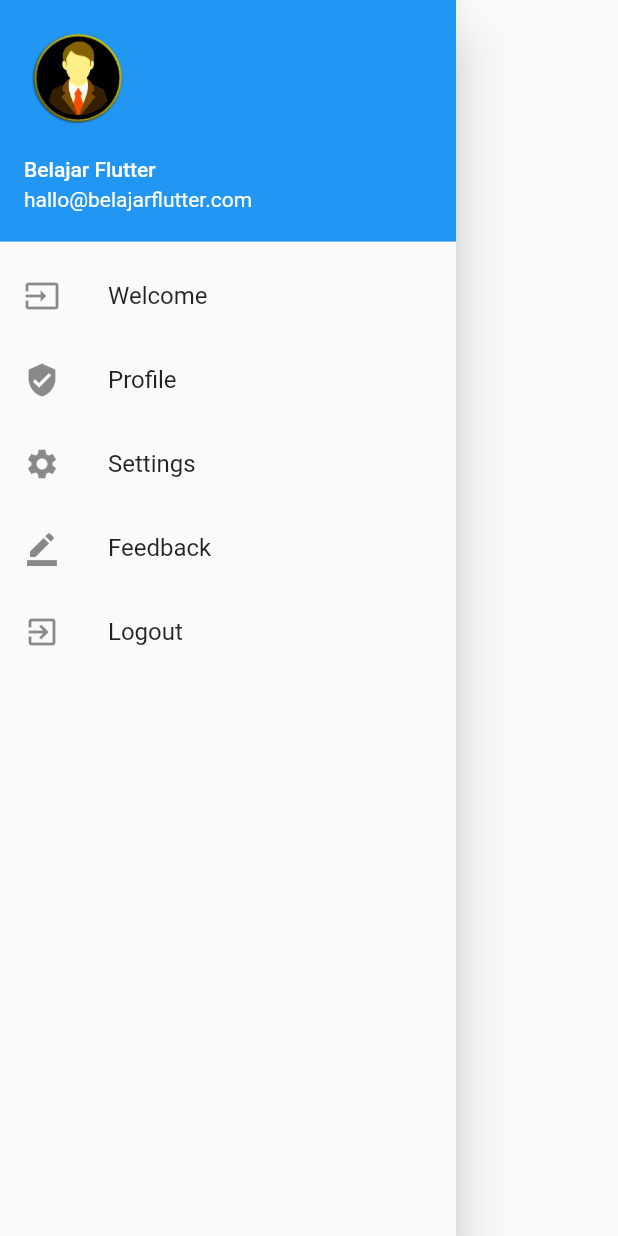
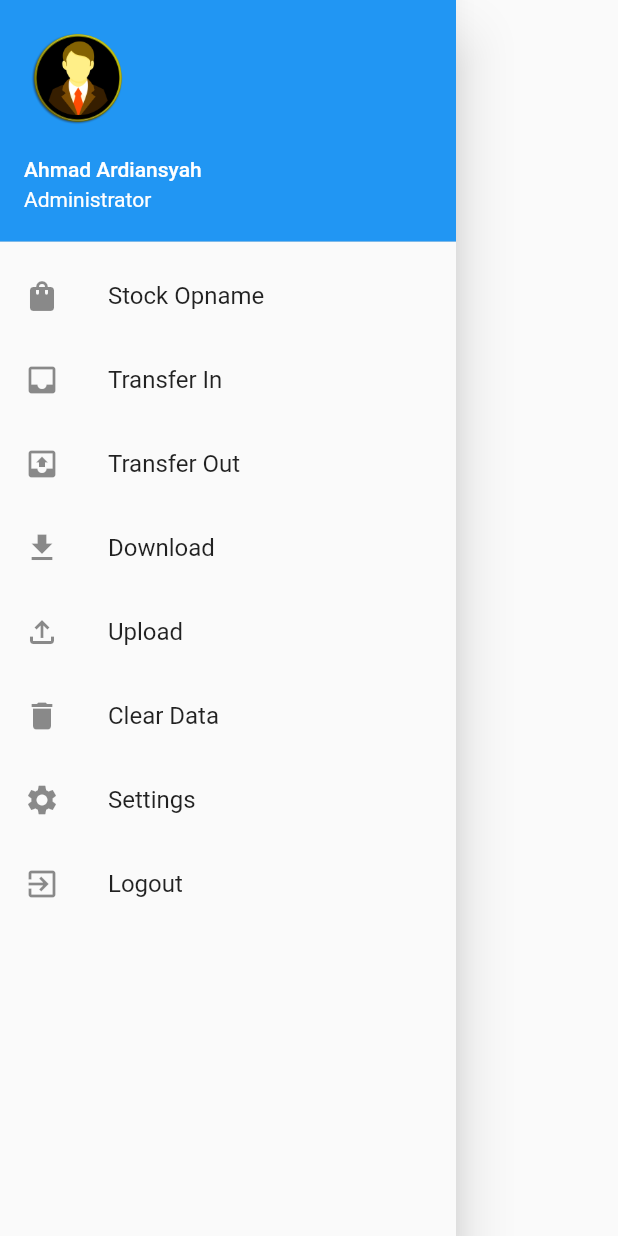
Before and after one commit to ardipc/myassets, a Flutter app: the NavDrawerWidget widget shown alone on an empty page, opened directly, on a phone screen of 412 x 824 dp. Run offline on Flutter 3.47's test engine with Material 2 defaults, Android fonts, the phone set to English and light mode, and no system bars; our stand-ins replace get; missing offline and left inert: barcode_scan.

Commit message:
drawer done

```diff
--- a/lib/screens/Login.screen.dart
+++ b/lib/screens/Login.screen.dart
@@ -47,7 +47,7 @@ class _LoginScreenState extends State<LoginScreen> {
                   ),
                   onPressed: () {
                     Get.off(
-                      MyHomePage(title: "Setelah Login"),
+                      MyHomePage(title: "Asset Control"),
                     );
                   },
                   child: Text(
--- a/lib/widgets/NavDrawer.widget.dart
+++ b/lib/widgets/NavDrawer.widget.dart
@@ -7,33 +7,48 @@ class NavDrawerWidget extends StatelessWidget {
       child: ListView(
         padding: EdgeInsets.zero,
         children: <Widget>[
-          UserAccountsDrawerHeader(
+          const UserAccountsDrawerHeader(
             currentAccountPicture: ClipOval(
               child: Image(
                   image: AssetImage('assets/images/orang.png'),
                   fit: BoxFit.cover),
             ),
-            accountName: Text('Belajar Flutter'),
-            accountEmail: Text('hallo@belajarflutter.com'),
+            accountName: Text('Ahmad Ardiansyah'),
+            accountEmail: Text('Administrator'),
           ),
           ListTile(
-            leading: Icon(Icons.input),
-            title: Text('Welcome'),
+            leading: Icon(Icons.shopping_bag),
+            title: Text('Stock Opname'),
             onTap: () => {},
           ),
           ListTile(
-            leading: Icon(Icons.verified_user),
-            title: Text('Profile'),
+            leading: Icon(Icons.inbox),
+            title: Text('Transfer In'),
+            onTap: () => {Navigator.of(context).pop()},
+          ),
+          ListTile(
+            leading: Icon(Icons.outbox),
+            title: Text('Transfer Out'),
+            onTap: () => {Navigator.of(context).pop()},
+          ),
+          ListTile(
+            leading: Icon(Icons.download),
+            title: Text('Download'),
+            onTap: () => {Navigator.of(context).pop()},
+          ),
+          ListTile(
+            leading: Icon(Icons.file_upload_outlined),
+            title: Text('Upload'),
+            onTap: () => {Navigator.of(context).pop()},
+          ),
+          ListTile(
+            leading: Icon(Icons.delete),
+            title: Text('Clear Data'),
             onTap: () => {Navigator.of(context).pop()},
           ),
           ListTile(
             leading: Icon(Icons.settings),
             title: Text('Settings'),
-            onTap: () => {Navigator.of(context).pop()},
-          ),
-          ListTile(
-            leading: Icon(Icons.border_color),
-            title: Text('Feedback'),
             onTap: () => {Navigator.of(context).pop()},
           ),
           ListTile(
```
